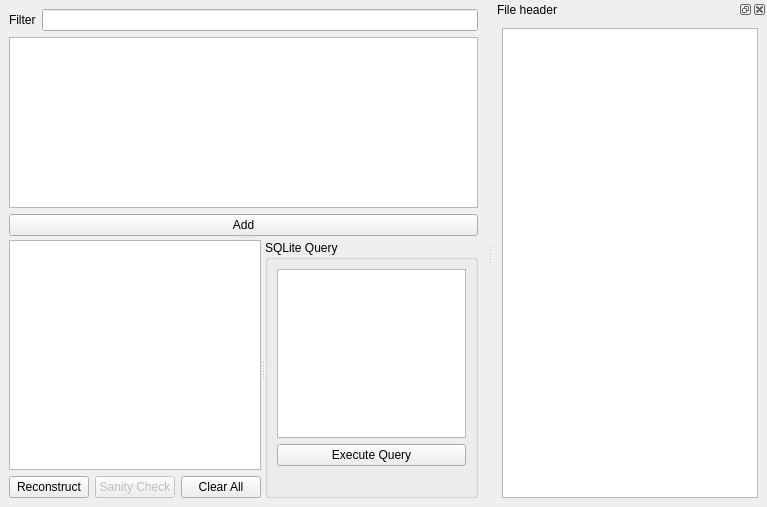
First picture: the form in src/filebrowserwidget.ui, repository AndreasReiten/nebula, before the edit.
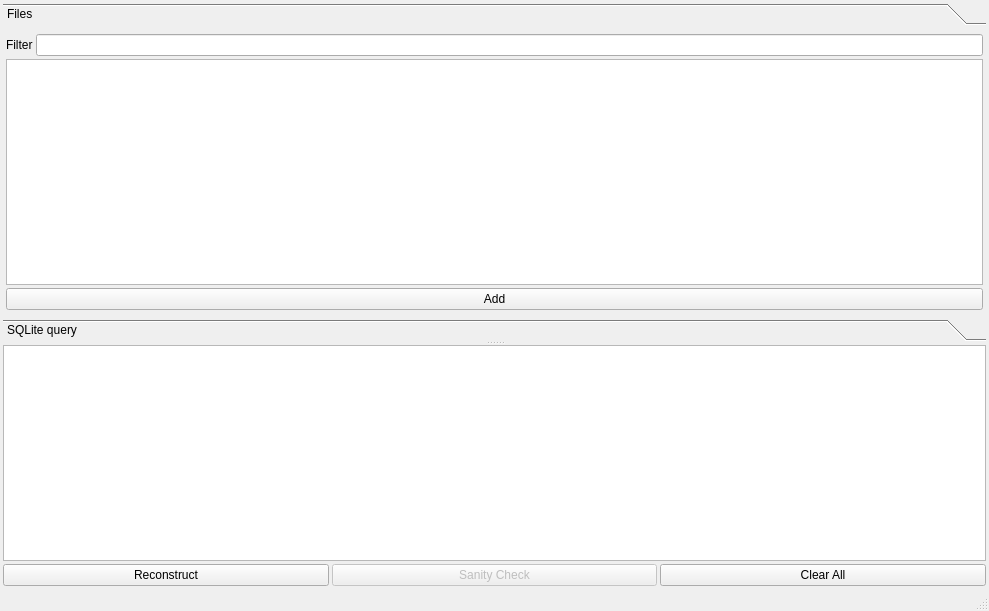
Second picture: the form after the edit. Custom widgets are drawn as their Qt base class.

What changed in the file:
```diff
--- a/src/filebrowserwidget.ui
+++ b/src/filebrowserwidget.ui
@@ -6,8 +6,8 @@
    <rect>
     <x>0</x>
     <y>0</y>
-    <width>767</width>
-    <height>507</height>
+    <width>989</width>
+    <height>611</height>
    </rect>
   </property>
   <property name="windowTitle">
@@ -17,14 +17,65 @@
    <bool>false</bool>
   </property>
   <widget class="QWidget" name="centralwidget">
-   <layout class="QVBoxLayout" name="verticalLayout_4">
+   <layout class="QVBoxLayout" name="verticalLayout_5">
+    <property name="leftMargin">
+     <number>3</number>
+    </property>
+    <property name="topMargin">
+     <number>3</number>
+    </property>
+    <property name="rightMargin">
+     <number>3</number>
+    </property>
+    <property name="bottomMargin">
+     <number>3</number>
+    </property>
     <item>
-     <widget class="QSplitter" name="splitter_2">
+     <widget class="QSplitter" name="splitter">
       <property name="orientation">
        <enum>Qt::Vertical</enum>
       </property>
-      <widget class="QWidget" name="">
+      <widget class="QToolBox" name="toolBox">
+       <property name="font">
+        <font>
+         <weight>50</weight>
+         <italic>false</italic>
+         <bold>false</bold>
+        </font>
+       </property>
+       <property name="currentIndex">
+        <number>0</number>
+       </property>
+       <widget class="QWidget" name="page">
+        <property name="geometry">
+         <rect>
+          <x>0</x>
+          <y>0</y>
+          <width>983</width>
+          <height>288</height>
+         </rect>
+        </property>
+        <attribute name="label">
+         <string>Files</string>
+        </attribute>
+        <layout class="QVBoxLayout" name="verticalLayout_4">
+         <property name="leftMargin">
+          <number>3</number>
+         </property>
+         <property name="topMargin">
+          <number>3</number>
+         </property>
+         <property name="rightMargin">
+          <number>3</number>
+         </property>
+         <property name="bottomMargin">
+          <number>3</number>
+         </property>
+         <item>
        <layout class="QGridLayout" name="gridLayout">
+           <property name="spacing">
+            <number>3</number>
+           </property>
         <item row="1" column="0" colspan="2">
          <widget class="FileTreeView" name="fileTreeView"/>
         </item>
@@ -50,13 +101,56 @@
          </widget>
         </item>
        </layout>
-      </widget>
-      <widget class="QSplitter" name="splitter">
-       <property name="orientation">
-        <enum>Qt::Horizontal</enum>
-       </property>
-       <widget class="QWidget" name="">
+         </item>
+        </layout>
+       </widget>
+       <widget class="QWidget" name="page_2">
+        <property name="geometry">
+         <rect>
+          <x>0</x>
+          <y>0</y>
+          <width>983</width>
+          <height>288</height>
+         </rect>
+        </property>
+        <attribute name="label">
+         <string>SQLite query</string>
+        </attribute>
+        <layout class="QVBoxLayout" name="verticalLayout_2">
+         <property name="leftMargin">
+          <number>3</number>
+         </property>
+         <property name="topMargin">
+          <number>3</number>
+         </property>
+         <property name="rightMargin">
+          <number>3</number>
+         </property>
+         <property name="bottomMargin">
+          <number>3</number>
+         </property>
+         <item>
+          <layout class="QVBoxLayout" name="verticalLayout">
+           <item>
+            <widget class="QPlainTextEdit" name="sqlTextEdit"/>
+           </item>
+           <item>
+            <widget class="QPushButton" name="execQueryButton">
+             <property name="text">
+              <string>Execute Query</string>
+             </property>
+            </widget>
+           </item>
+          </layout>
+         </item>
+        </layout>
+       </widget>
+      </widget>
+      <widget class="QWidget" name="layoutWidget">
         <layout class="QGridLayout" name="gridLayout_2">
+        <property name="spacing">
+         <number>3</number>
+        </property>
          <item row="1" column="1">
           <widget class="QPushButton" name="sanityButton">
            <property name="enabled">
@@ -93,75 +187,11 @@
          </item>
         </layout>
        </widget>
-       <widget class="QGroupBox" name="groupBox">
-        <property name="title">
-         <string>SQLite Query</string>
-        </property>
-        <layout class="QVBoxLayout" name="verticalLayout_2">
-         <item>
-          <layout class="QVBoxLayout" name="verticalLayout">
-           <item>
-            <widget class="QPlainTextEdit" name="sqlTextEdit"/>
-           </item>
-           <item>
-            <widget class="QPushButton" name="execQueryButton">
-             <property name="text">
-              <string>Execute Query</string>
-             </property>
-            </widget>
-           </item>
-           <item>
-            <widget class="QLabel" name="sqlOutputLabel">
-             <property name="sizePolicy">
-              <sizepolicy hsizetype="Ignored" vsizetype="Preferred">
-               <horstretch>0</horstretch>
-               <verstretch>0</verstretch>
-              </sizepolicy>
-             </property>
-             <property name="text">
-              <string/>
-             </property>
-             <property name="scaledContents">
-              <bool>false</bool>
-             </property>
-             <property name="wordWrap">
-              <bool>true</bool>
-             </property>
-            </widget>
-           </item>
-          </layout>
-         </item>
-        </layout>
-       </widget>
-      </widget>
-     </widget>
-    </item>
-   </layout>
-   <zorder>splitter_3</zorder>
-   <zorder>selectionView</zorder>
-  </widget>
-  <widget class="QDockWidget" name="headerDockWidget">
-   <property name="features">
-    <set>QDockWidget::AllDockWidgetFeatures</set>
-   </property>
-   <property name="windowTitle">
-    <string>File header</string>
-   </property>
-   <attribute name="dockWidgetArea">
-    <number>2</number>
-   </attribute>
-   <widget class="QWidget" name="dockWidgetContents">
-    <layout class="QVBoxLayout" name="verticalLayout_3">
-     <item>
-      <widget class="QPlainTextEdit" name="headerEdit">
-       <property name="readOnly">
-        <bool>true</bool>
-       </property>
-      </widget>
-     </item>
-    </layout>
-   </widget>
-  </widget>
+     </widget>
+    </item>
+   </layout>
+  </widget>
+  <widget class="QStatusBar" name="statusBar"/>
  </widget>
  <customwidgets>
   <customwidget>
```
Lines whose indentation alone changed are shown as unchanged.
